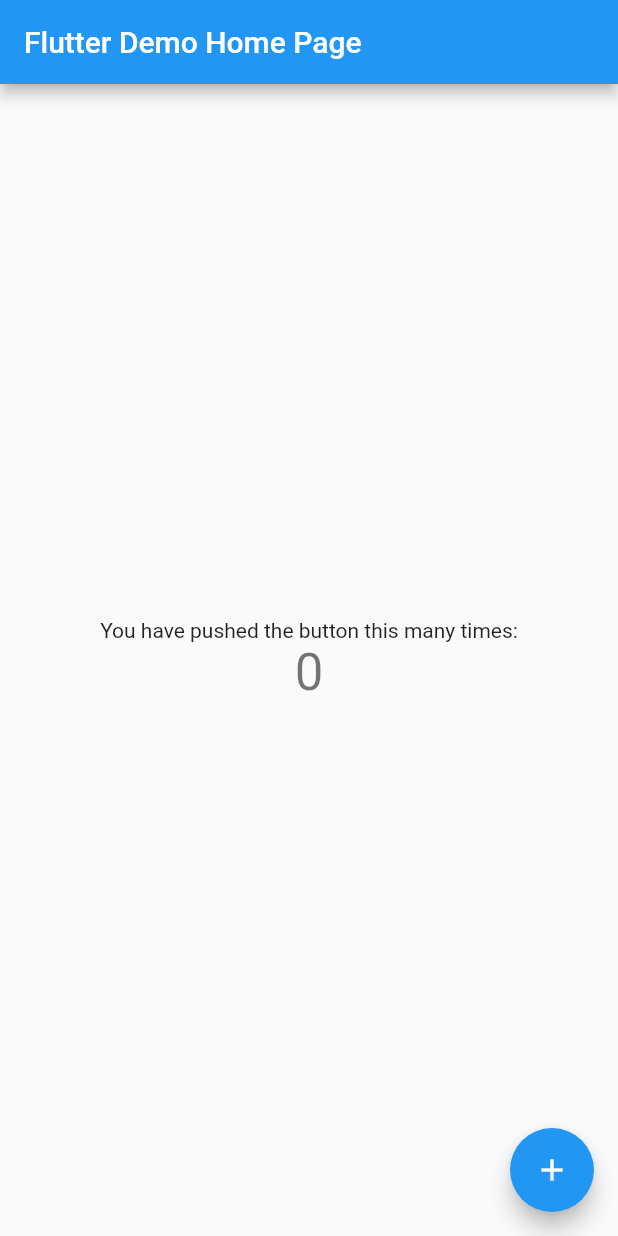
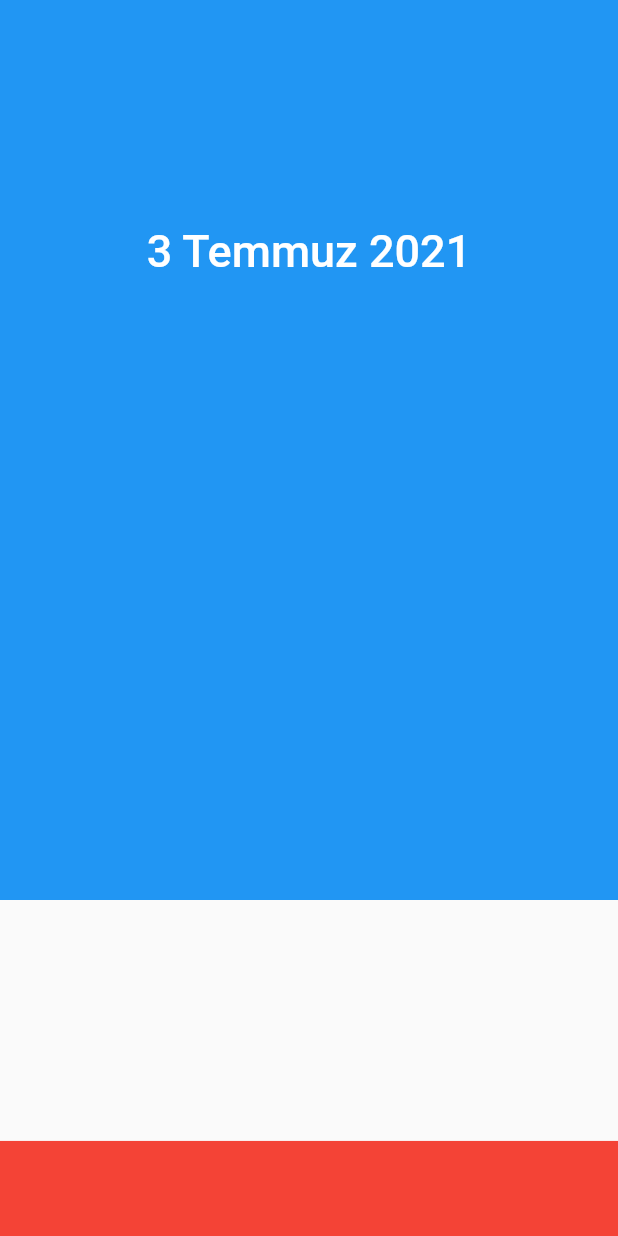
Before and after one commit to AlfaSquaD/Flutter-test, a Flutter app: the screen it shows after launch, on a phone screen of 412 x 824 dp. Run offline on Flutter 3.47's test engine with Material 2 defaults, Android fonts, the phone set to English and light mode, and no system bars; our stand-ins replace hive; missing offline and left inert: dart:ffi; accounts and stored records are empty.

Commit message:
Flutter code

```diff
--- a/lib/db-interface/foodsI.dart
+++ b/lib/db-interface/foodsI.dart
@@ -2,9 +2,7 @@ import 'package:hive/hive.dart';
 import 'package:practice/models/food.dart';
 
 abstract class FoodsI {
-  FoodsI? instance;
   List<Food> getFoods(bool filter(Food el));
-  FoodsI? getInstance();
   Future<void> createInstance();
 }
 
--- a/lib/db/hiveDailyData.dart
+++ b/lib/db/hiveDailyData.dart
@@ -1,11 +1,12 @@
 import 'package:hive/hive.dart';
 import 'package:practice/Utils/date.dart';
-import 'package:practice/db-interface/foodTrackingI.dart';
 import 'package:practice/db-interface/foodsI.dart';
 import 'package:practice/models/food.dart';
 import 'package:practice/models/daily_data.dart';
 
-class HiveDailyData extends FoodTrackingI {
+class HiveDailyData {
+  static DailyData? currentSummary;
+  static HiveDailyData? instance;
   LazyBox<DailyData> dailyBox;
   @override
   void addFoodToCurrentSummary(Food food, MealMeasure measure, double amount) {
@@ -34,9 +35,15 @@ class HiveDailyData extends FoodTrackingI {
   }
 
   @override
-  Future<void> createInstance() async {
-    LazyBox<DailyData> box = await Hive.openLazyBox("daily");
-    instance = HiveDailyData(dailyBox: box);
+  DailyData? getCurrentSummary() {
+    if (currentSummary == null) throw UninitializedError();
+    return currentSummary;
+  }
+
+  HiveDailyData({required this.dailyBox});
+
+  @override
+  Future<void> setCurrentSummary() async {
     currentSummary = await dailyBox.get(Date.getDateString());
     if (currentSummary == null) {
       currentSummary = DailyData(
@@ -49,18 +56,4 @@ class HiveDailyData extends FoodTrackingI {
       dailyBox.add(currentSummary!);
     }
   }
-
-  @override
-  DailyData? getCurrentSummary() {
-    if (currentSummary == null) throw UninitializedError();
-    return currentSummary;
-  }
-
-  @override
-  FoodTrackingI? getInstance() {
-    if (instance == null) throw UninitializedError();
-    return instance;
-  }
-
-  HiveDailyData({required this.dailyBox});
 }
--- a/lib/db/hiveFoods.dart
+++ b/lib/db/hiveFoods.dart
@@ -3,6 +3,7 @@ import 'package:practice/db-interface/foodsI.dart';
 import 'package:practice/models/food.dart';
 
 class HiveFoods extends FoodsI {
+  static HiveFoods? instance;
   Box<Food> foodBox;
   @override
   Future<void> createInstance() async {
--- a/lib/main.dart
+++ b/lib/main.dart
@@ -1,113 +1,121 @@
+import 'dart:ffi';
+import 'dart:io';
+import 'dart:math';
+
 import 'package:flutter/material.dart';
+import 'package:hive/hive.dart';
+import 'package:intl/date_symbol_data_local.dart';
+import 'package:intl/intl.dart';
+import 'package:path_provider/path_provider.dart';
+import 'package:practice/db/hiveDailyData.dart';
+import 'package:practice/db/hiveFoods.dart';
+import 'package:practice/models/daily_data.dart';
+import 'package:practice/models/food.dart';
 
-void main() {
-  runApp(MyApp());
+void main() async {
+  WidgetsFlutterBinding
+      .ensureInitialized(); // Before any other process wait for Flutters' init.
+  Directory dir = await getApplicationDocumentsDirectory();
+  Hive.registerAdapter(FoodAdapter());
+  Hive.registerAdapter(DailyDataAdapter());
+  Hive.init(dir.path);
+  HiveDailyData.instance =
+      HiveDailyData(dailyBox: await Hive.openLazyBox("daily"));
+  await HiveDailyData.instance?.setCurrentSummary();
+  HiveFoods.instance = HiveFoods(foodBox: await Hive.openBox("foods"));
+  initializeDateFormatting("tr_TR", null).then((value) => runApp(MyApp()));
 }
 
 class MyApp extends StatelessWidget {
-  // This widget is the root of your application.
   @override
   Widget build(BuildContext context) {
     return MaterialApp(
       title: 'Flutter Demo',
       theme: ThemeData(
-        // This is the theme of your application.
-        //
-        // Try running your application with "flutter run". You'll see the
-        // application has a blue toolbar. Then, without quitting the app, try
-        // changing the primarySwatch below to Colors.green and then invoke
-        // "hot reload" (press "r" in the console where you ran "flutter run",
-        // or simply save your changes to "hot reload" in a Flutter IDE).
-        // Notice that the counter didn't reset back to zero; the application
-        // is not restarted.
         primarySwatch: Colors.blue,
       ),
-      home: MyHomePage(title: 'Flutter Demo Home Page'),
+      home: MyHomePage(),
     );
   }
 }
 
-class MyHomePage extends StatefulWidget {
-  MyHomePage({Key? key, required this.title}) : super(key: key);
-
-  // This widget is the home page of your application. It is stateful, meaning
-  // that it has a State object (defined below) that contains fields that affect
-  // how it looks.
-
-  // This class is the configuration for the state. It holds the values (in this
-  // case the title) provided by the parent (in this case the App widget) and
-  // used by the build method of the State. Fields in a Widget subclass are
-  // always marked "final".
-
-  final String title;
-
-  @override
-  _MyHomePageState createState() => _MyHomePageState();
-}
-
-class _MyHomePageState extends State<MyHomePage> {
-  int _counter = 0;
-
-  void _incrementCounter() {
-    setState(() {
-      // This call to setState tells the Flutter framework that something has
-      // changed in this State, which causes it to rerun the build method below
-      // so that the display can reflect the updated values. If we changed
-      // _counter without calling setState(), then the build method would not be
-      // called again, and so nothing would appear to happen.
-      _counter++;
-    });
-  }
-
+class MyHomePage extends StatelessWidget {
+  const MyHomePage({Key? key}) : super(key: key);
   @override
   Widget build(BuildContext context) {
-    // This method is rerun every time setState is called, for instance as done
-    // by the _incrementCounter method above.
-    //
-    // The Flutter framework has been optimized to make rerunning build methods
-    // fast, so that you can just rebuild anything that needs updating rather
-    // than having to individually change instances of widgets.
     return Scaffold(
-      appBar: AppBar(
-        // Here we take the value from the MyHomePage object that was created by
-        // the App.build method, and use it to set our appbar title.
-        title: Text(widget.title),
+      body: CustomScrollView(
+        slivers: <Widget>[
+          SliverAppBar(
+            pinned: true,
+            expandedHeight: 200, // TODO: Static value!
+            flexibleSpace: FlexibleSpaceBar(
+              centerTitle: true,
+              title: Text(DateFormat.yMMMMd("tr_TR").format(DateTime.now())),
+            ),
+          ),
+          SliverPersistentHeader(
+            pinned: true,
+            delegate: _SliverAppBarDelegate(
+                maxHeight: 400,
+                minHeight: 100,
+                child: Container(
+                  color: Colors.blue,
+                )),
+          ),
+          SliverFixedExtentList(
+            itemExtent:
+                HiveDailyData.currentSummary?.eaten_food.length.toDouble() ??
+                    0.0,
+            delegate: SliverChildBuilderDelegate(
+              (BuildContext context, int index) {
+                return Container(
+                  alignment: Alignment.center,
+                  color: Colors.lightBlue[100 * (index % 9)],
+                  child: Text('List Item $index'),
+                );
+              },
+            ),
+          ),
+        ],
       ),
-      body: Center(
-        // Center is a layout widget. It takes a single child and positions it
-        // in the middle of the parent.
-        child: Column(
-          // Column is also a layout widget. It takes a list of children and
-          // arranges them vertically. By default, it sizes itself to fit its
-          // children horizontally, and tries to be as tall as its parent.
-          //
-          // Invoke "debug painting" (press "p" in the console, choose the
-          // "Toggle Debug Paint" action from the Flutter Inspector in Android
-          // Studio, or the "Toggle Debug Paint" command in Visual Studio Code)
-          // to see the wireframe for each widget.
-          //
-          // Column has various properties to control how it sizes itself and
-          // how it positions its children. Here we use mainAxisAlignment to
-          // center the children vertically; the main axis here is the vertical
-          // axis because Columns are vertical (the cross axis would be
-          // horizontal).
-          mainAxisAlignment: MainAxisAlignment.center,
-          children: <Widget>[
-            Text(
-              'You have pushed the button this many times:',
-            ),
-            Text(
-              '$_counter',
-              style: Theme.of(context).textTheme.headline4,
-            ),
-          ],
-        ),
+      bottomNavigationBar: Container(
+        color: Colors.red,
+        height: MediaQuery.of(context).size.height / 13,
       ),
-      floatingActionButton: FloatingActionButton(
-        onPressed: _incrementCounter,
-        tooltip: 'Increment',
-        child: Icon(Icons.add),
-      ), // This trailing comma makes auto-formatting nicer for build methods.
     );
   }
 }
+
+class _SliverAppBarDelegate extends SliverPersistentHeaderDelegate {
+  final double minHeight;
+  final double maxHeight;
+  final Widget child;
+
+  _SliverAppBarDelegate({
+    required this.minHeight,
+    required this.maxHeight,
+    required this.child,
+  });
+
+  @override
+  double get minExtent => minHeight;
+
+  @override
+  double get maxExtent => max(maxHeight, minHeight);
+
+  // 2
+  @override
+  Widget build(
+      BuildContext context, double shrinkOffset, bool overlapsContent) {
+    return SizedBox.expand(child: child);
+  }
+
+  // 3
+  @override
+  bool shouldRebuild(_SliverAppBarDelegate oldDelegate) {
+    return maxHeight != oldDelegate.maxHeight ||
+        minHeight != oldDelegate.minHeight ||
+        child != oldDelegate.child;
+  }
+}
```
Also changed, not shown: lib/db-interface/foodTrackingI.dart (deleted, +0 -13 lines).
